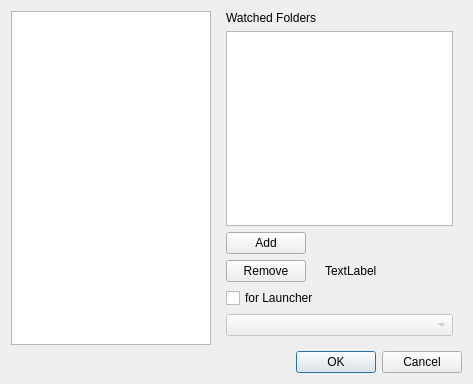
This is fsettingsdialog.ui in FusionLauncher/FusionClient as Qt 5 draws it before an edit. The edited form follows.
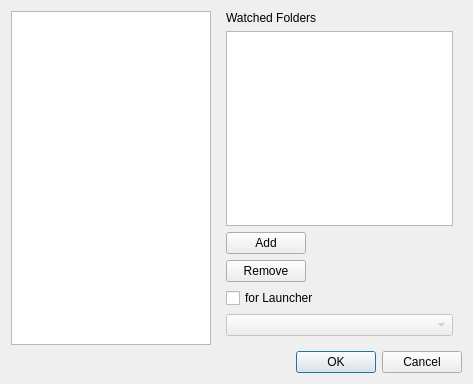
This is the edited form.

Commit message: Adds ability to remove Watched Folder from List

Patch:
```diff
--- a/fsettingsdialog.ui
+++ b/fsettingsdialog.ui
@@ -353,13 +353,6 @@
             </property>
            </widget>
           </item>
-          <item row="3" column="1">
-           <widget class="QLabel" name="label_5">
-            <property name="text">
-             <string>TextLabel</string>
-            </property>
-           </widget>
-          </item>
          </layout>
         </widget>
        </widget>
```
Left out of the diff: 2 changed lines with no effect on the pictures. The commit also changes 2 other files.
